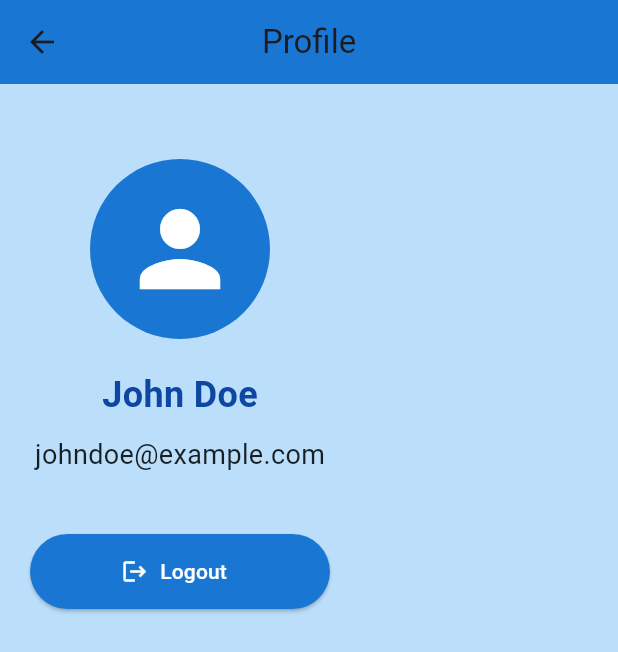
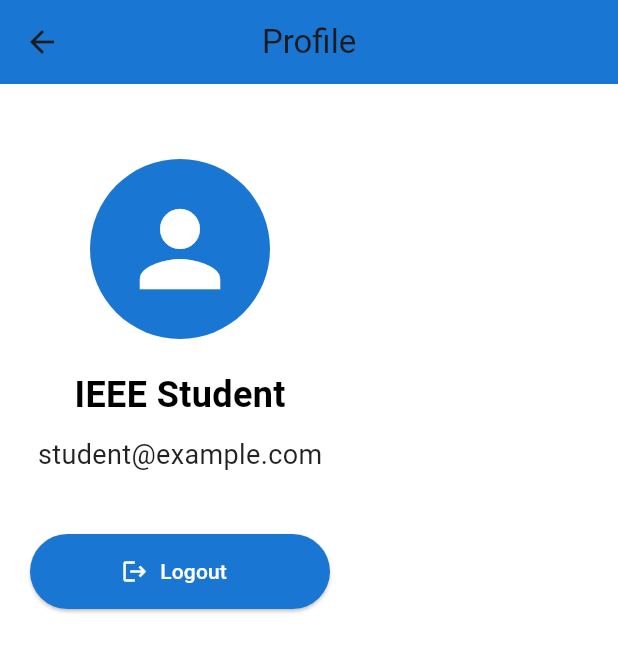
Before and after one commit to Prachi-Dongare/app_project, a Flutter app: the screen it shows after launch, after a tap on "Profile", on a phone screen of 412 x 824 dp. Shown: the top 652 px of the screen. Run offline on Flutter 3.47's test engine with Material 3 defaults, Android fonts, the phone set to English and light mode, and no system bars.

Commit message:
UI DESIGN TO WHITE

```diff
--- a/lib/pages/course_page.dart
+++ b/lib/pages/course_page.dart
@@ -6,9 +6,9 @@ class CoursePage extends StatelessWidget {
   @override
   Widget build(BuildContext context) {
     return Scaffold(
-      backgroundColor: Colors.blue[100], // Same theme color as dashboard
+      backgroundColor: Colors.white, // Same theme color as dashboard
       appBar: AppBar(
-        backgroundColor: Colors.blue[700],
+        backgroundColor: Colors.white,
         title: const Text(
           'Courses',
           style: TextStyle(fontWeight: FontWeight.bold),
@@ -38,7 +38,7 @@ class CoursePage extends StatelessWidget {
                 children: [
                   courseBox(Icons.storage, 'DBMS', Colors.orangeAccent),
                   courseBox(Icons.computer, 'OOPS', Colors.greenAccent),
-                  courseBox(Icons.code, 'PYTHON', Colors.purpleAccent),
+                  courseBox(Icons.code, 'DSA', Colors.lightBlueAccent),
                 ],
               ),
             ),
--- a/lib/pages/dashboard_page.dart
+++ b/lib/pages/dashboard_page.dart
@@ -9,7 +9,7 @@ class DashboardPage extends StatelessWidget {
   @override
   Widget build(BuildContext context) {
     return Scaffold(
-      backgroundColor: Colors.blue[100],
+      backgroundColor: Colors.white,
       appBar: AppBar(
         title: Text('E-Education App'),
         centerTitle: true,
@@ -25,7 +25,7 @@ class DashboardPage extends StatelessWidget {
               style: TextStyle(
                 fontSize: 28,
                 fontWeight: FontWeight.bold,
-                color: Colors.blue[900],
+                color: Colors.amber[900],
               ),
             ),
             SizedBox(height: 10),
--- a/lib/pages/profile_page.dart
+++ b/lib/pages/profile_page.dart
@@ -7,7 +7,7 @@ class ProfilePage extends StatelessWidget {
   @override
   Widget build(BuildContext context) {
     return Scaffold(
-      backgroundColor: Colors.blue[100],
+      backgroundColor: Colors.white,
       appBar: AppBar(
         title: Text('Profile'),
         centerTitle: true,
@@ -28,18 +28,18 @@ class ProfilePage extends StatelessWidget {
 
             // User Name
             Text(
-              'John Doe',
+              'IEEE Student',
               style: TextStyle(
                 fontSize: 24,
                 fontWeight: FontWeight.bold,
-                color: Colors.blue[900],
+                color: Colors.black,
               ),
             ),
             SizedBox(height: 10),
 
             // User Email
             Text(
-              'johndoe@example.com',
+              'student@example.com',
               style: TextStyle(fontSize: 18, color: Colors.black87),
             ),
             SizedBox(height: 40),
```
